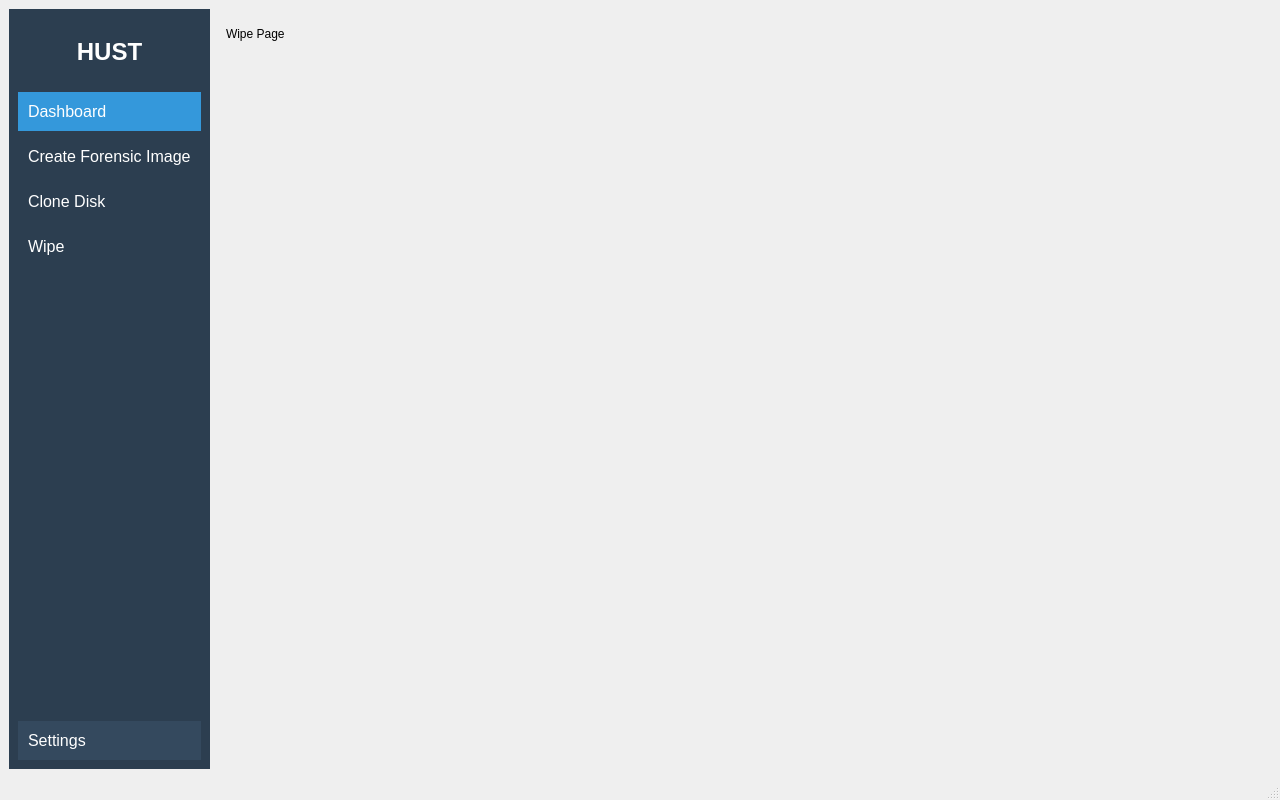
The window that mainwindow.ui (betty2310/CongFung) describes before a commit, drawn with Qt 5.
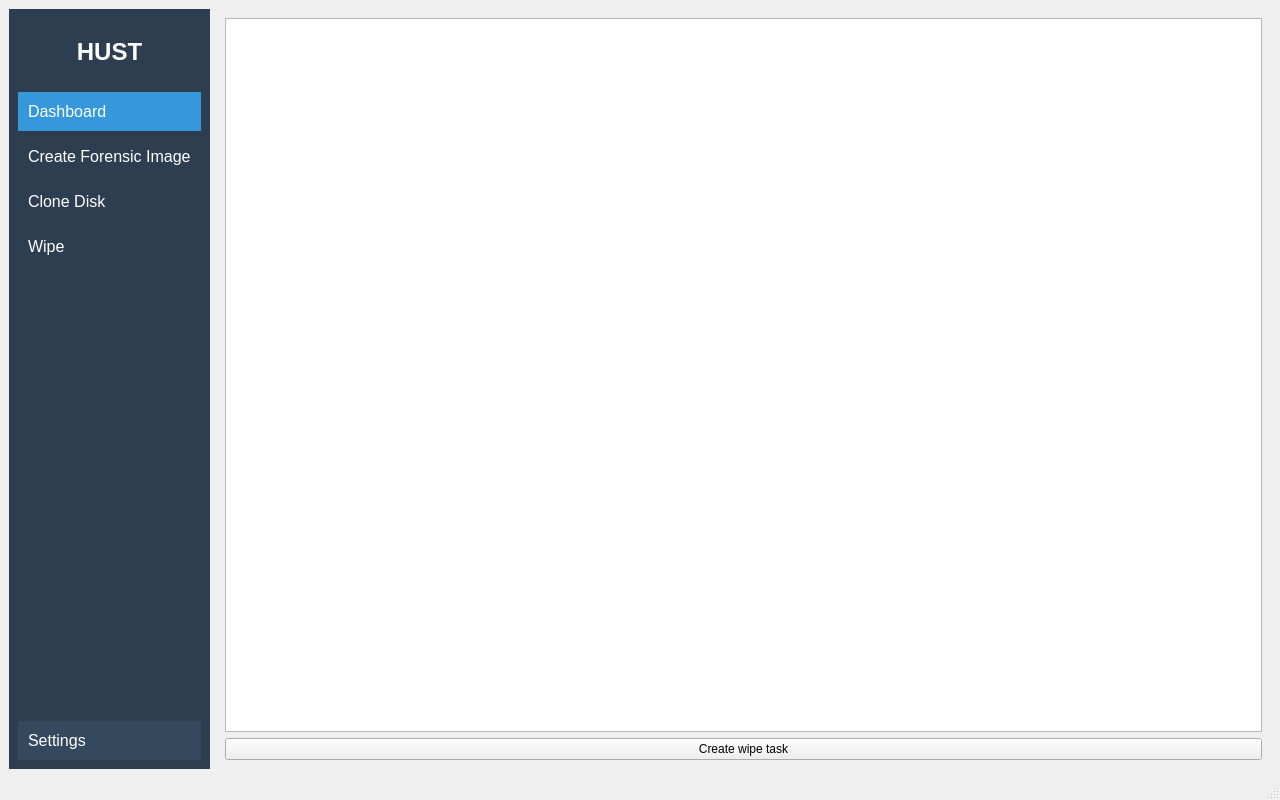
The same window after the commit. The open tabs and pages were chosen to show the change.

Commit message: wip: wipe data

```diff
--- a/mainwindow.ui
+++ b/mainwindow.ui
@@ -176,19 +176,18 @@
        </widget>
       </widget>
       <widget class="QWidget" name="wipeDiskPage">
-       <widget class="QLabel" name="label_3">
-        <property name="geometry">
-         <rect>
-          <x>10</x>
-          <y>10</y>
-          <width>200</width>
-          <height>30</height>
-         </rect>
-        </property>
-        <property name="text">
-         <string>Wipe Page</string>
-        </property>
-       </widget>
+       <layout class="QVBoxLayout" name="verticalLayout_2">
+        <item>
+         <widget class="QTableWidget" name="wipeTable"/>
+        </item>
+        <item>
+         <widget class="QPushButton" name="runWipeBtn">
+          <property name="text">
+           <string>Create wipe task</string>
+          </property>
+         </widget>
+        </item>
+       </layout>
       </widget>
      </widget>
     </item>
```
Left out of the diff: 12 changed lines with no effect on the pictures. The commit also changes 5 other files.
